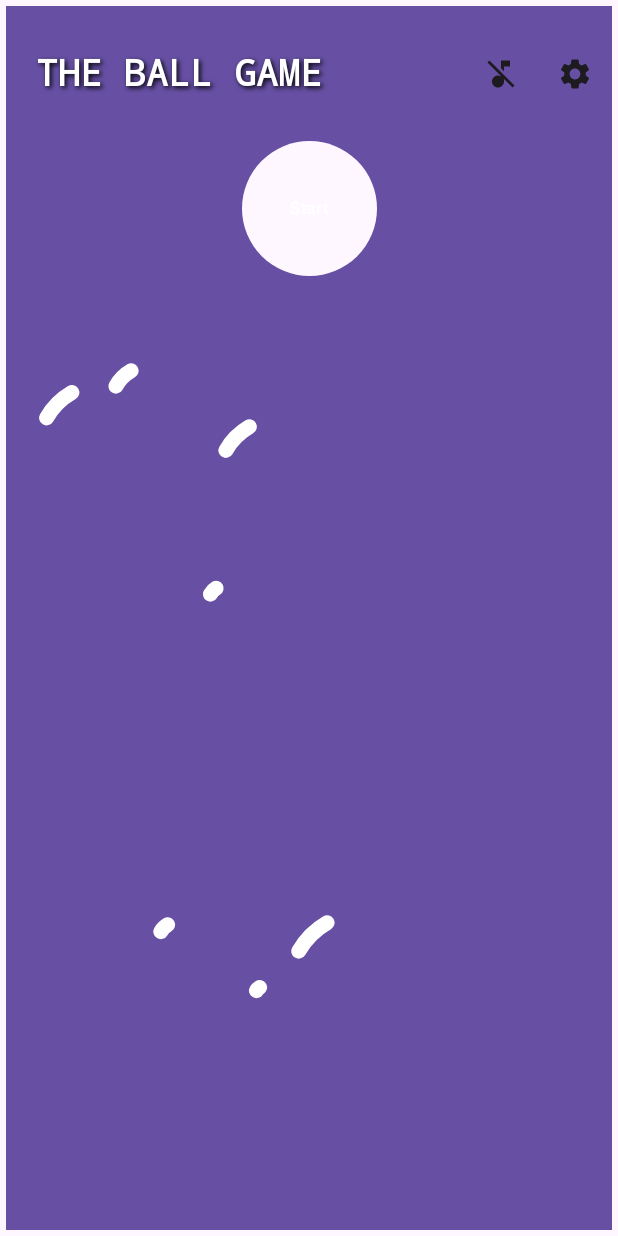
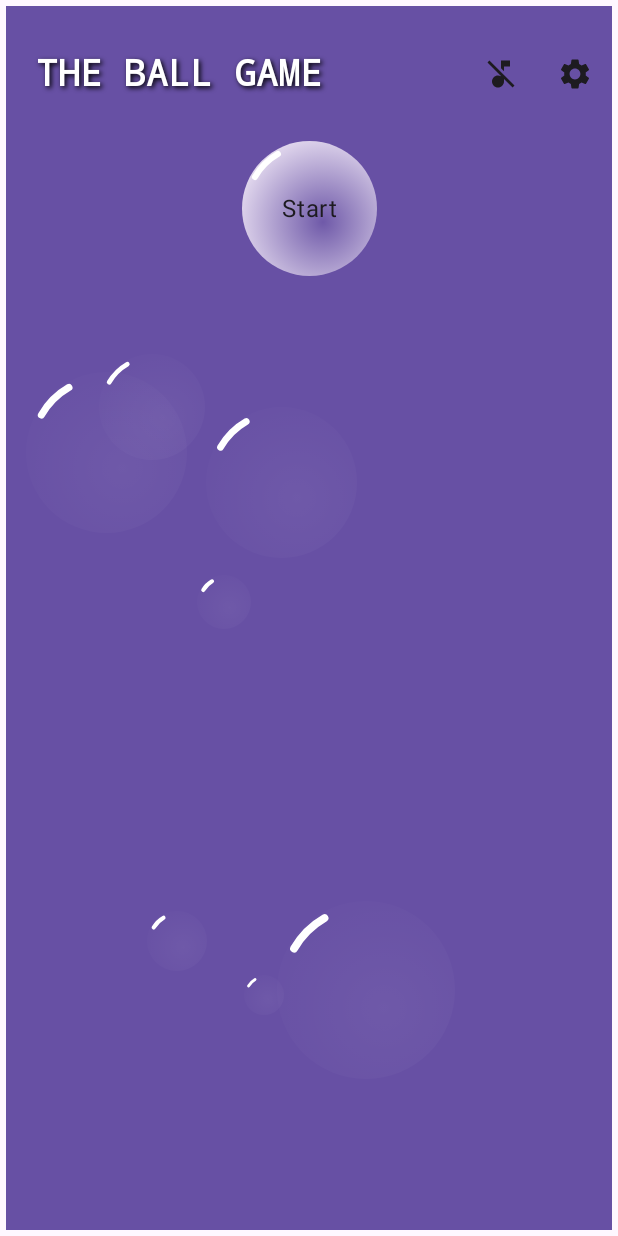
Before and after one commit to serdarselcuk/the_ball_game, an Android app built with Jetpack Compose: the screen it shows after launch (MainActivity), on a phone screen of 412 x 824 dp. Run offline under Robolectric (Android 15) with nearby library versions, the phone set to English and light mode, and no system bars; our stand-ins replace Dagger/Hilt's generated code; 2 statements that could not run were skipped.

Commit message:
start button performance upgraded

```diff
--- a/app/src/main/java/com/allfreeapps/theballgame/ui/composables/WelcomePage.kt
+++ b/app/src/main/java/com/allfreeapps/theballgame/ui/composables/WelcomePage.kt
@@ -5,6 +5,7 @@ import androidx.compose.animation.core.animateDpAsState
 import androidx.compose.animation.core.tween
 import androidx.compose.foundation.Canvas
 import androidx.compose.foundation.background
+import androidx.compose.foundation.clickable
 import androidx.compose.foundation.layout.Arrangement
 import androidx.compose.foundation.layout.Box
 import androidx.compose.foundation.layout.Column
@@ -13,12 +14,11 @@ import androidx.compose.foundation.layout.fillMaxSize
 import androidx.compose.foundation.layout.fillMaxWidth
 import androidx.compose.foundation.layout.height
 import androidx.compose.foundation.layout.offset
-import androidx.compose.foundation.layout.padding
 import androidx.compose.foundation.layout.size
 import androidx.compose.foundation.layout.width
 import androidx.compose.foundation.shape.CircleShape
-import androidx.compose.material3.ButtonColors
 import androidx.compose.material3.MaterialTheme
+import androidx.compose.material3.Text
 import androidx.compose.runtime.Composable
 import androidx.compose.runtime.LaunchedEffect
 import androidx.compose.runtime.collectAsState
@@ -30,6 +30,7 @@ import androidx.compose.runtime.setValue
 import androidx.compose.ui.Alignment
 import androidx.compose.ui.Modifier
 import androidx.compose.ui.geometry.Offset
+import androidx.compose.ui.graphics.Brush
 import androidx.compose.ui.graphics.Color
 import androidx.compose.ui.graphics.StrokeCap
 import androidx.compose.ui.graphics.drawscope.Stroke
@@ -88,7 +89,11 @@ fun WelcomeScreen(
 
         // to draw a round button with text having same effect on the picture
         StartButton(
-            restartButtonOnClick = onStartButtonClicked,
+            modifier = Modifier
+                .clickable(
+                    true,
+                    onClick = onStartButtonClicked
+                ),
             initiateAnimatingForBoard = { buttonCreated = true }
         )
 
@@ -104,7 +109,6 @@ fun WelcomeScreen(
 @Composable
 fun StartButton(
     modifier: Modifier = Modifier,
-    restartButtonOnClick: () -> Unit = {},
     initiateAnimatingForBoard: () -> Unit = {}
 ) {
     val showText = remember { mutableStateOf(false) }
@@ -115,22 +119,8 @@ fun StartButton(
         targetSize = targetSize,
         color = MaterialTheme.colorScheme.surface,
         content = {
-            if (showText.value) {
-                ButtonWithText(
-                    Modifier
-                        .padding(2.dp)
-                        .width(targetSize)
-                        .height(targetSize),
-                    buttonText = stringResource(R.string.start_game),
-                    colors = ButtonColors(
-                        containerColor = MaterialTheme.colorScheme.surface,
-                        contentColor = Color.Blue,
-                        disabledContainerColor = MaterialTheme.colorScheme.surface,
-                        disabledContentColor = Color.Blue
-                    ),
-                    onclick = restartButtonOnClick
-                )
-            }
+            if (showText.value)
+                Text(stringResource(R.string.start_game))
         },
         animationCompleted = {
             showText.value = true
@@ -199,17 +189,33 @@ fun AnimatedWelcomingBall(
         }
     )
 
+
+    val radialGradient = Brush.radialGradient(
+        colors = listOf(Color.White.copy(alpha = 0.05f), color),
+        radius = animatedSize.value * 1.2f, // Use animatedSize for dynamic radius
+        center = Offset(
+            x = animatedSize.value * 0.9f, // Offset center for highlight effect
+            y = animatedSize.value * 0.9f
+        )
+    )
+
+
+
     Box(
         modifier
-            .background(color, shape = CircleShape)
+            .background(
+                brush = radialGradient,
+                shape = CircleShape
+            )
             .size(animatedSize),
         contentAlignment = Alignment.Center
     ) {
         if (animatedSize > 0.dp) {
+            content()
             Canvas(
                 modifier = Modifier.matchParentSize()
             ) {
-                val strokeWidth = 15.dp.toPx()
+                val strokeWidth = (animatedSize / 15).toPx()
                 drawArc(
                     color = Color.White,
                     startAngle = 210f,
@@ -225,22 +231,21 @@ fun AnimatedWelcomingBall(
                 )
             }
         }
-        content()
     }
 }
 
-@Preview(
-    showBackground = true,
-    showSystemUi = true,
-    name = "Welcome Page Portrait",
-    device = "spec:width=1200dp,height=2400dp,orientation=portrait"
-)
-@Composable
-fun PreviewWelcomePagePortrait() {
-    WelcomingBoard(
-        modifier = Modifier.offset(50.dp, 50.dp),
-    )
-}
+//@Preview(
+//    showBackground = true,
+//    showSystemUi = true,
+//    name = "Welcome Page Portrait",
+//    device = "spec:width=1200dp,height=2400dp,orientation=portrait"
+//)
+//@Composable
+//fun PreviewWelcomePagePortrait() {
+//    WelcomingBoard(
+//        modifier = Modifier.offset(50.dp, 50.dp),
+//    )
+//}
 
 @Preview(
     showBackground = true,
@@ -250,9 +255,5 @@ fun PreviewWelcomePagePortrait() {
 )
 @Composable
 fun PreviewWelcomePageStartButton() {
-    StartButton(
-        modifier = Modifier.offset(50.dp, 50.dp),
-        {},
-        {}
-    )
+
 }
```
